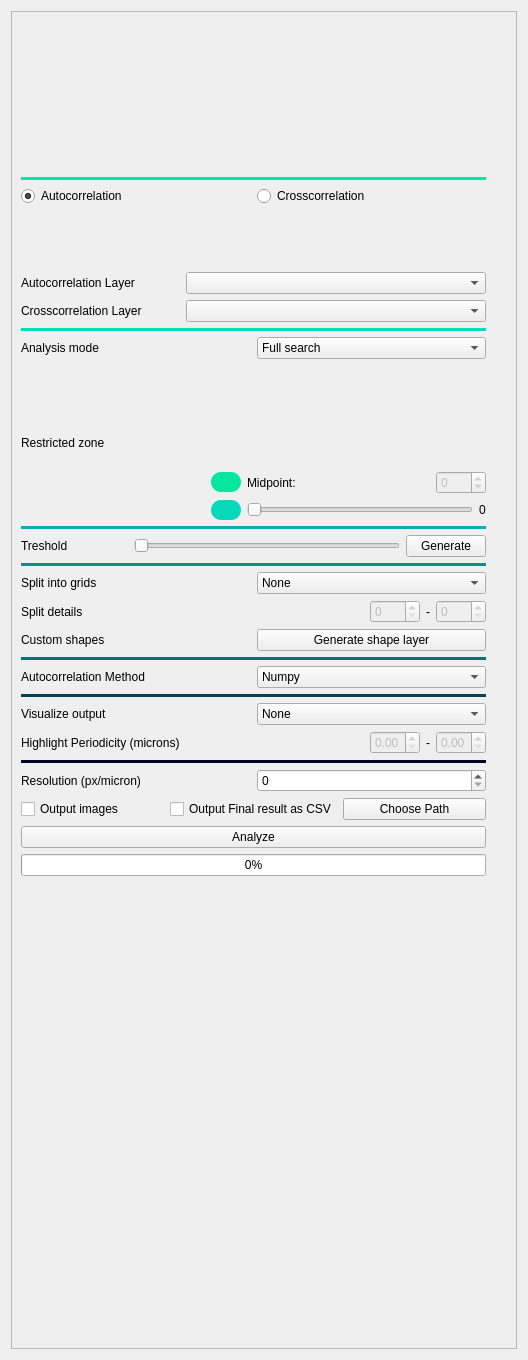
Before: the Qt Designer form src/napari_k2_autocorrelation/static/form.ui in SamKVs/napari-k2-WaveBreaker, drawn with Qt 5.
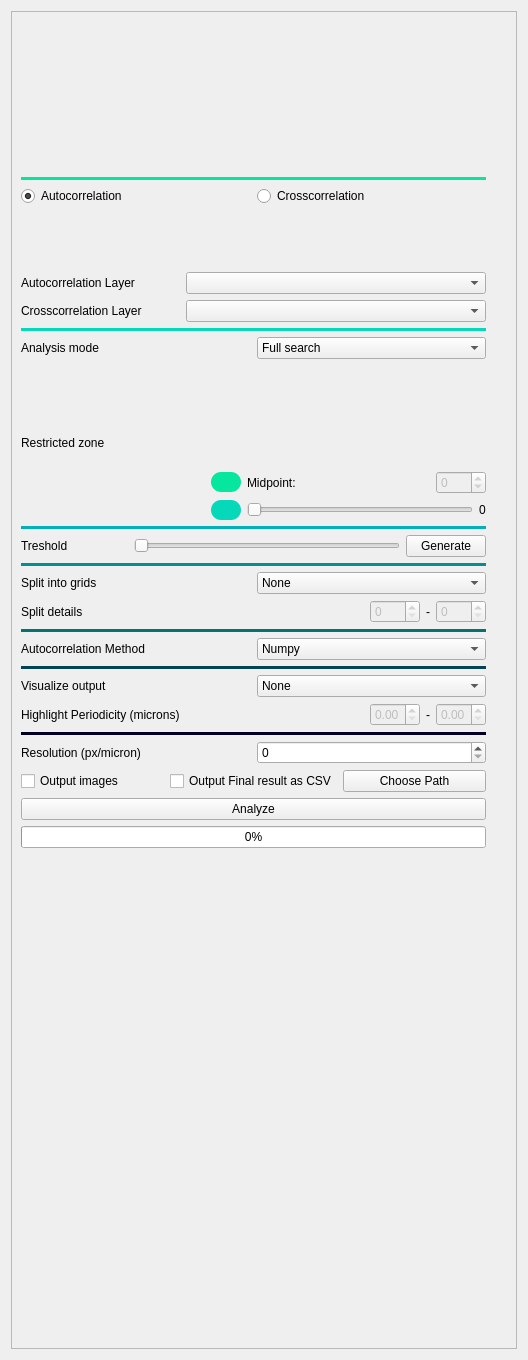
After: the same form once the commit is applied. Icons and pictures are not drawn. Custom widgets are drawn as their Qt base class.

Patch:
```diff
--- a/src/napari_k2_autocorrelation/static/form.ui
+++ b/src/napari_k2_autocorrelation/static/form.ui
@@ -730,24 +730,6 @@
            </item>
           </layout>
          </item>
-         <item>
-          <layout class="QHBoxLayout" name="horizontalLayout_15">
-           <item>
-            <widget class="QLabel" name="label_17">
-             <property name="text">
-              <string>Custom shapes</string>
-             </property>
-            </widget>
-           </item>
-           <item>
-            <widget class="QPushButton" name="pushButton_genShapes">
-             <property name="text">
-              <string>Generate shape layer</string>
-             </property>
-            </widget>
-           </item>
-          </layout>
-         </item>
          <item>
           <widget class="Line" name="line_17">
            <property name="styleSheet">
```
